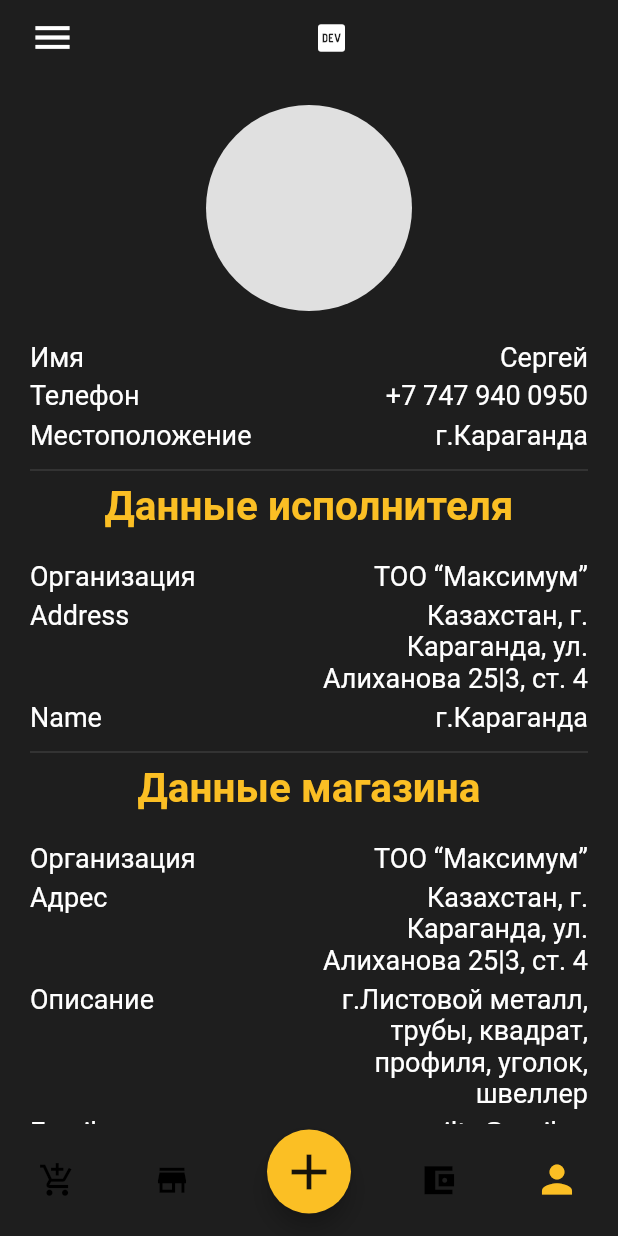
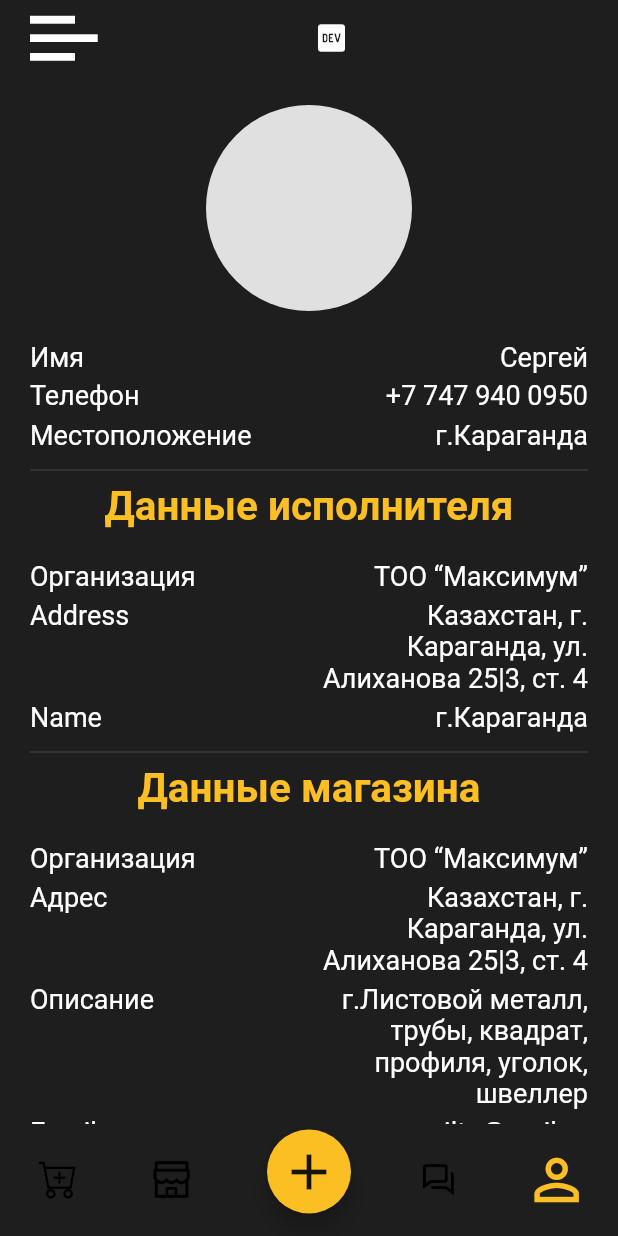
Before and after one commit to Manover-metal/megaladon_app, a Flutter app: the screen it shows after launch, item 4 of the bottom bar chosen, on a phone screen of 412 x 824 dp. Run offline on Flutter 3.47's test engine with Material 2 defaults, Android fonts, the phone set to English and light mode, and no system bars; our stand-ins replace auto_route, bloc, dio, easy_localization, equatable, flex_color_scheme and 7 more; missing offline and left inert: flutter_picker, teledart; accounts and stored records are empty; generated files the repository leaves out were written again; network calls fail; statements that could not run were skipped.

Commit message:
add_icons_1

```diff
--- /dev/null
+++ b/lib/icons/my_icon_icons.dart
@@ -0,0 +1,40 @@
+/// Flutter icons MyIcon
+/// Copyright (C) 2023 by original authors @ fluttericon.com, fontello.com
+/// This font was generated by FlutterIcon.com, which is derived from Fontello.
+///
+/// To use this font, place it in your fonts/ directory and include the
+/// following in your pubspec.yaml
+///
+/// flutter:
+///   fonts:
+///    - family:  MyIcon
+///      fonts:
+///       - asset: fonts/MyIcon.ttf
+///
+///
+/// * Material Design Icons, Copyright (C) Google, Inc
+///         Author:    Google
+///         License:   Apache 2.0 (https://www.apache.org/licenses/LICENSE-2.0)
+///         Homepage:  https://design.google.com/icons/
+/// * Font Awesome 4, Copyright (C) 2016 by Dave Gandy
+///         Author:    Dave Gandy
+///         License:   SIL ()
+///         Homepage:  http://fortawesome.github.com/Font-Awesome/
+///
+import 'package:flutter/widgets.dart';
+
+class MyIcon {
+  MyIcon._();
+
+  static const _kFontFam = 'MyIcon';
+  static const String? _kFontPkg = null;
+
+  static const IconData market = IconData(0xe800, fontFamily: _kFontFam, fontPackage: _kFontPkg);
+  static const IconData style = IconData(0xe801, fontFamily: _kFontFam, fontPackage: _kFontPkg);
+  static const IconData menu = IconData(0xe802, fontFamily: _kFontFam, fontPackage: _kFontPkg);
+  static const IconData profile = IconData(0xe803, fontFamily: _kFontFam, fontPackage: _kFontPkg);
+  static const IconData settings = IconData(0xe804, fontFamily: _kFontFam, fontPackage: _kFontPkg);
+  static const IconData chat = IconData(0xe805, fontFamily: _kFontFam, fontPackage: _kFontPkg);
+  static const IconData basket = IconData(0xe806, fontFamily: _kFontFam, fontPackage: _kFontPkg);
+  static const IconData lightbulb = IconData(0xf0eb, fontFamily: _kFontFam, fontPackage: _kFontPkg);
+}
--- a/lib/presentation/screens/splash_screen.dart
+++ b/lib/presentation/screens/splash_screen.dart
@@ -2,9 +2,12 @@ import 'package:auto_route/auto_route.dart';
 import 'package:flutter/cupertino.dart';
 import 'package:flutter/material.dart';
 import 'package:megaladon/core/get.dart';
+import 'package:megaladon/icons/my_icon_icons.dart';
 import 'package:megaladon/presentation/routing/router.dart';
 import 'package:megaladon/presentation/widgets/bottom_sheet/add_anything_bottom_sheet.dart';
 import 'package:megaladon/presentation/widgets/drawer/drawer_app.dart';
+
+
 
 class SplashScreen extends StatelessWidget {
 
@@ -46,25 +49,25 @@ class SplashScreen extends StatelessWidget {
               child: Row(
                 mainAxisAlignment: MainAxisAlignment.spaceAround,
                 children: [
-                  Tab(icon: Icons.add_shopping_cart_outlined,
+                  Tab(icon: MyIcon.basket ,
                     isActive: 0 == tabsRouter.activeIndex,
                     click: _handleClick(tabsRouter, 0),
                     doubleClick: _doubleTap(context, InitialRouter(children: [OrderRouter()])),
                   ),
-                  Tab(icon: Icons.store,
+                  Tab(icon: MyIcon.market,
                     isActive: 1 == tabsRouter.activeIndex,
                     click: _handleClick(tabsRouter, 1),
                     doubleClick: _doubleTap(context, InitialRouter(children: [StoreRouter()])),
 
                   ),
                   SizedBox(width: 50,),
-                  Tab(icon: Icons.account_balance_wallet_sharp,
+                  Tab(icon: MyIcon.chat,
                     isActive: 2 == tabsRouter.activeIndex,
                     click: _handleClick(tabsRouter, 2),
                     doubleClick: _doubleTap(context, InitialRouter(children: [AdRouter()])),
 
                   ),
-                  Tab(icon: Icons.person,
+                  Tab(icon: MyIcon.profile,
                     isActive: 3 == tabsRouter.activeIndex,
                     click: _handleClick(tabsRouter, 3),
                     doubleClick: _doubleTap(context, InitialRouter(children: [ProfileRouter()])),
--- a/lib/presentation/widgets/card/ad_card.dart
+++ b/lib/presentation/widgets/card/ad_card.dart
@@ -51,5 +51,4 @@ class AdCard extends StatelessWidget {
       ),
     );
   }
-
 }
--- a/lib/presentation/widgets/navigate/header.dart
+++ b/lib/presentation/widgets/navigate/header.dart
@@ -2,6 +2,7 @@ import 'package:auto_route/auto_route.dart';
 import 'package:flutter/cupertino.dart';
 import 'package:flutter/material.dart';
 import 'package:megaladon/core/get.dart';
+import 'package:megaladon/icons/my_icon_icons.dart';
 import 'package:megaladon/presentation/widgets/drawer/drawer_app.dart';
 
 class HeaderAppBar extends StatelessWidget {
@@ -40,7 +41,7 @@ class HeaderAppBar extends StatelessWidget {
            if(isMenu) GestureDetector(
               onTap: _showDrawer(context),
               child: const Icon(
-                Icons.menu,
+                MyIcon.menu,
                 size: 30,
               ),
             )
```
Also changed, not shown: pubspec.yaml (+12 -6 lines), assets/fonts/MyIcon.ttf (added), pubspec.lock.
